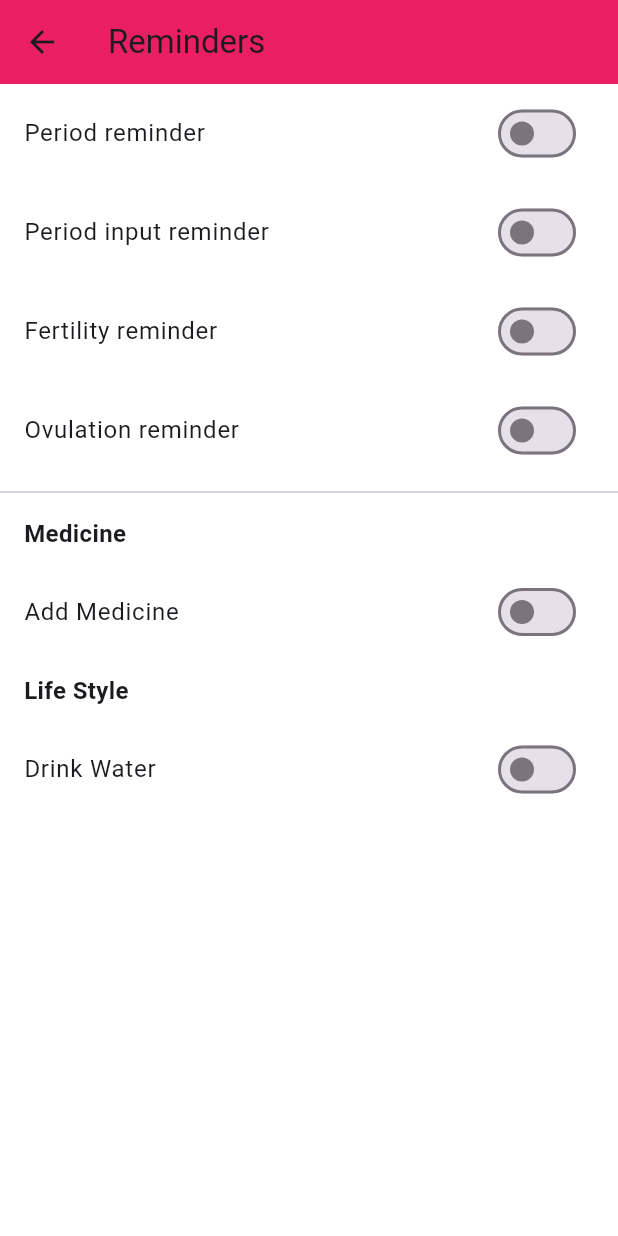
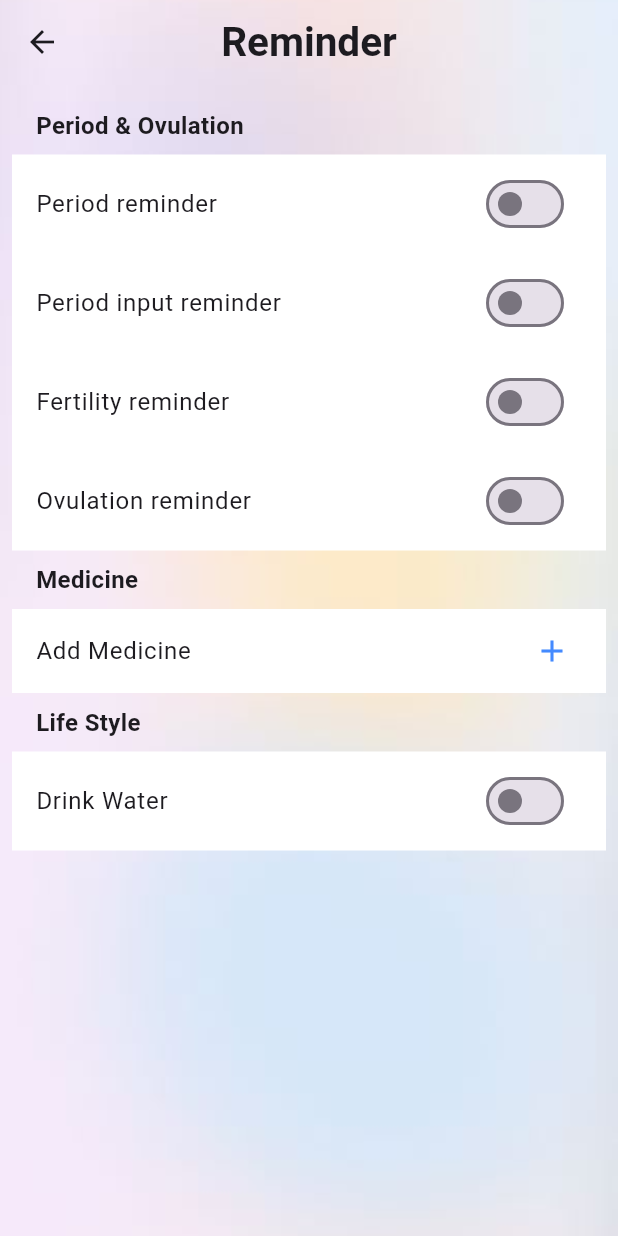
Before and after one commit to YamnaIsrail/Calendar-App, a Flutter app: the ReminderScreen screen opened directly, on a phone screen of 412 x 824 dp. Run offline on Flutter 3.47's test engine with Material 3 defaults, Android fonts, the phone set to English and light mode, and no system bars; our stand-ins replace curved_navigation_bar, fl_chart, flutter_svg, table_calendar; project files that could hold a hidden picture were left out.

Commit message:
Remaining screeens of partner mode settings section created

```diff
--- a/lib/screens/settings/reminder.dart
+++ b/lib/screens/settings/reminder.dart
@@ -1,27 +1,57 @@
 import 'package:calender_app/screens/settings/item.dart';
+import 'package:calender_app/widgets/backgroundcontainer.dart';
 import 'package:flutter/material.dart';
 
 class ReminderScreen extends StatelessWidget {
   @override
   Widget build(BuildContext context) {
-    return Scaffold(
+    return  bgContainer(
+        child: Scaffold(
+        backgroundColor: Colors.transparent,
         appBar: AppBar(
-        backgroundColor: Colors.pink,
-        title: Text('Reminders'),
+        title: Text(
+        "Reminder",
+        style: TextStyle(
+        fontWeight: FontWeight.bold, fontSize: 27),
     ),
-      body: ListView(
+    centerTitle: true,
+    backgroundColor: Colors.transparent,
+    ),
+    body:  Padding(
+      padding: const EdgeInsets.all(8.0),
+      child: ListView(
+          children: [
+            SectionHeader(title: 'Period & Ovulation'),
+
+            Container(
+              color: Colors.white,
+              child: Column(
                 children: [
                   CustomItem(title: 'Period reminder'),
                   CustomItem(title: 'Period input reminder'),
                   CustomItem(title: 'Fertility reminder'),
                   CustomItem(title: 'Ovulation reminder'),
-          Divider(),
-          SectionHeader(title: 'Medicine'),
-          CustomItem(title: 'Add Medicine'),
-          SectionHeader(title: 'Life Style'),
-          CustomItem(title: 'Drink Water'),
                 ],
               ),
+            ),
+            SectionHeader(title: 'Medicine'),
+            Container(
+                color: Colors.white,
+                child:
+                ListTile(
+                  title: Text("Add Medicine"),
+                  trailing: Icon(Icons.add, color: Colors.blueAccent,),
+                ),),
+
+            SectionHeader(title: 'Life Style'),
+
+            Container(
+              color: Colors.white,
+              child: CustomItem(title: 'Drink Water'),)
+          ],
+        ),
+    ),
+    )
     );
   }
 }
```
Also changed, not shown: lib/screens/flow2/detail page/cycle/symptoms.dart (+13 -1 lines), lib/screens/settings/settings_page.dart (+18 -3 lines), lib/screens/settings/show_hide_option.dart (+66 -0 lines), lib/screens/settings/show_hide_symptoms.dart (+66 -0 lines). Lines whose indentation alone changed are shown as unchanged.
